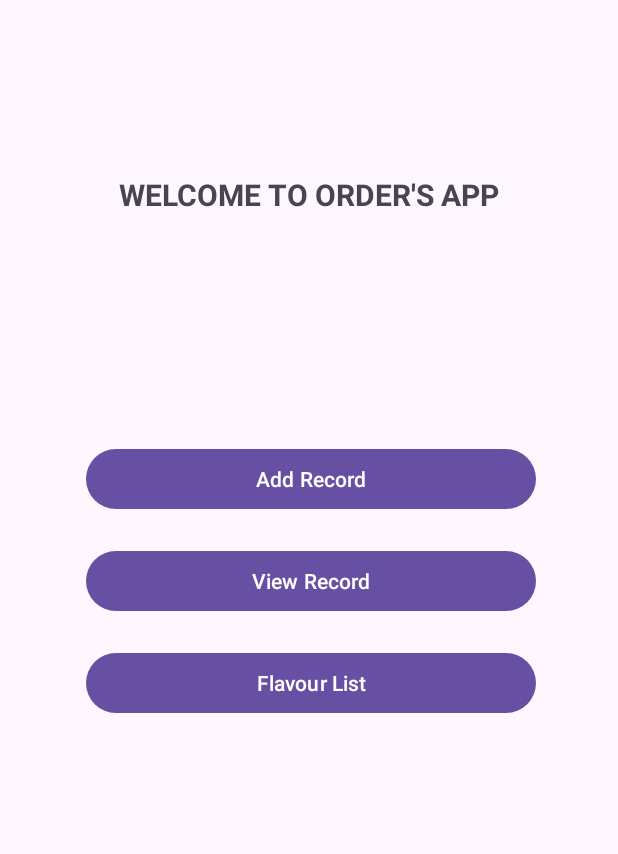
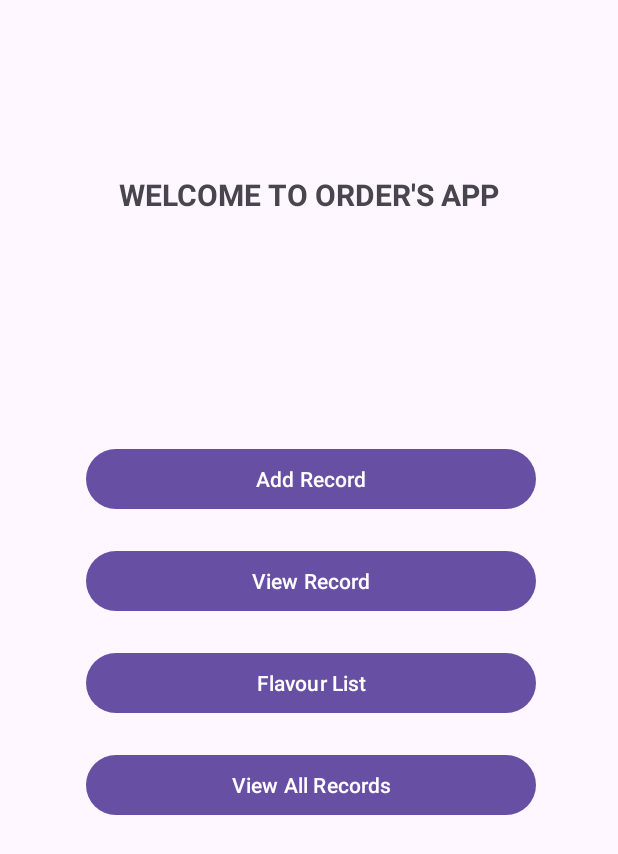
Before and after one commit to Kirt22/Cake-Order-App, an Android app: the screen it shows after launch (MainActivity), on a phone screen of 412 x 824 dp. Shown: the top 854 px of the screen. Run offline under Robolectric (Android 15) with nearby library versions, the phone set to English and light mode, and no system bars.

Commit message:
new update
included feature of view all records

```diff
--- a/app/src/main/AndroidManifest.xml
+++ b/app/src/main/AndroidManifest.xml
@@ -12,6 +12,9 @@
         android:supportsRtl="true"
         android:theme="@style/Theme.RecordApplication"
         tools:targetApi="31">
+        <activity
+            android:name=".ShowAllRecords"
+            android:exported="false" />
         <activity
             android:name=".FlavourListOperationsFiles.FlavourOperationsFiles.flavourOperations"
             android:exported="false" />
--- a/app/src/main/java/com/example/recordapplication/MainActivity.java
+++ b/app/src/main/java/com/example/recordapplication/MainActivity.java
@@ -13,7 +13,7 @@ import com.example.recordapplication.ViewRecordFiles.ViewRecord;
 
 public class MainActivity extends AppCompatActivity {
 
-    private Button addRecordBtn, viewRecordBtn, flavourListBtn;
+    private Button addRecordBtn, viewRecordBtn, flavourListBtn, viewAllRecordsBtn;
     @Override
     protected void onCreate(Bundle savedInstanceState) {
         super.onCreate(savedInstanceState);
@@ -46,11 +46,20 @@ public class MainActivity extends AppCompatActivity {
             }
         });
 
+        viewAllRecordsBtn.setOnClickListener(new View.OnClickListener() {
+            @Override
+            public void onClick(View v) {
+                Intent intent = new Intent(MainActivity.this, ShowAllRecords.class);
+                startActivity(intent);
+            }
+        });
+
     }
 
-    private void initialiseViews() { // def fun_name( )
+    private void initialiseViews() {
         addRecordBtn = findViewById(R.id.addRecordBtn);
         viewRecordBtn = findViewById(R.id.viewRecordBtn);
         flavourListBtn = findViewById(R.id.flavourListBtn);
+        viewAllRecordsBtn = findViewById(R.id.viewAllRecordsBtn);
     }
 }
--- a/app/src/main/java/com/example/recordapplication/ViewRecordFiles/parentRvAdapter.java
+++ b/app/src/main/java/com/example/recordapplication/ViewRecordFiles/parentRvAdapter.java
@@ -43,9 +43,12 @@ public class parentRvAdapter extends RecyclerView.Adapter<parentRvAdapter.myView
 
         ArrayList<subRvModelClass> subData = parentItem.getSubRvModelClassArrayList();
         if(subData.get(0).getCustomerName() == null) {
+            Log.d("parentAdapter", "onBindViewHolder: null case entered");
             holder.noOrderMsgTxt.setVisibility(View.VISIBLE);
             holder.sub_rv.setVisibility(View.INVISIBLE);
         } else {
+            holder.noOrderMsgTxt.setVisibility(View.INVISIBLE);
+            Log.d("parentAdapter", "onBindViewHolder: valid case entered");
             holder.sub_rv.setVisibility(View.VISIBLE);
             subRvAdapter childAdapter = new subRvAdapter(subData, context, subRecyclerViewInterface);
             holder.sub_rv.setLayoutManager(new LinearLayoutManager(context));
--- a/app/src/main/res/layout/activity_main.xml
+++ b/app/src/main/res/layout/activity_main.xml
@@ -51,4 +51,14 @@
         app:layout_constraintStart_toStartOf="@+id/viewRecordBtn"
         app:layout_constraintTop_toBottomOf="@+id/viewRecordBtn" />
 
+    <Button
+        android:id="@+id/viewAllRecordsBtn"
+        android:layout_width="300dp"
+        android:layout_height="wrap_content"
+        android:layout_marginTop="20dp"
+        android:text="View All Records"
+        app:layout_constraintEnd_toEndOf="@+id/flavourListBtn"
+        app:layout_constraintStart_toStartOf="@+id/flavourListBtn"
+        app:layout_constraintTop_toBottomOf="@+id/flavourListBtn" />
+
 </androidx.constraintlayout.widget.ConstraintLayout>
```
Also changed, not shown: app/src/main/java/com/example/recordapplication/DatabaseHelperFiles/databaseHelper.java (+10 -0 lines), app/src/main/java/com/example/recordapplication/ShowAllRecords.java (added, +78 -0 lines), app/src/main/java/com/example/recordapplication/ViewRecordFiles/GenerateRequiredOrdersArrayList.java (+24 -0 lines), app/src/main/res/layout/activity_show_all_records.xml (added, +17 -0 lines).
